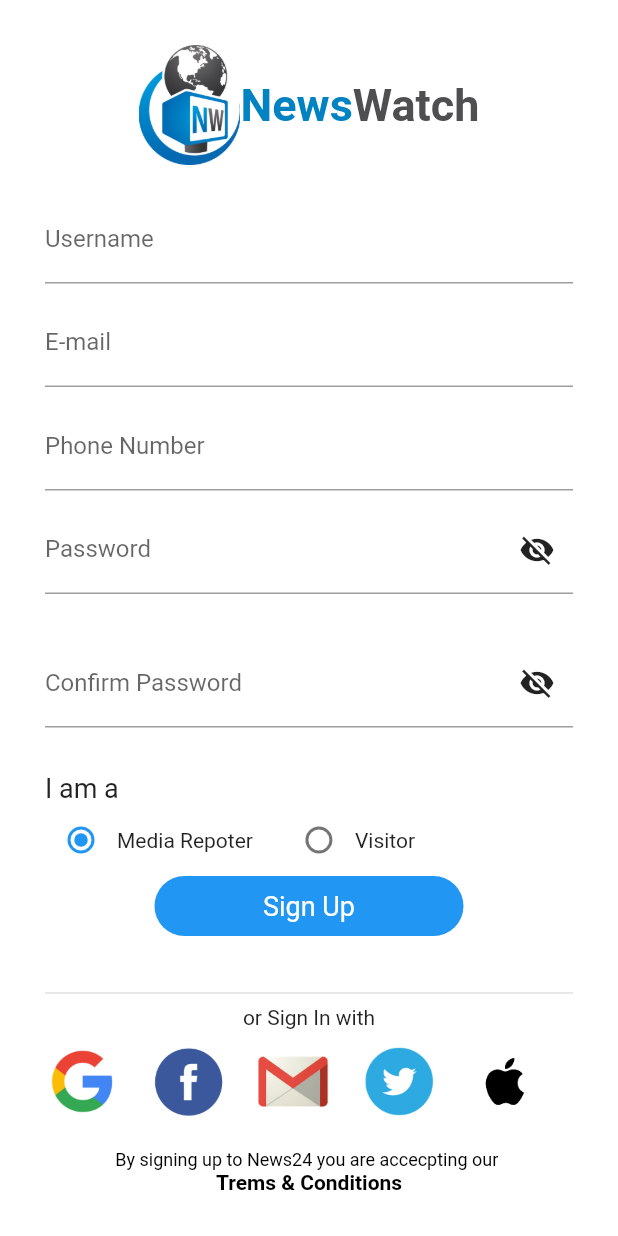
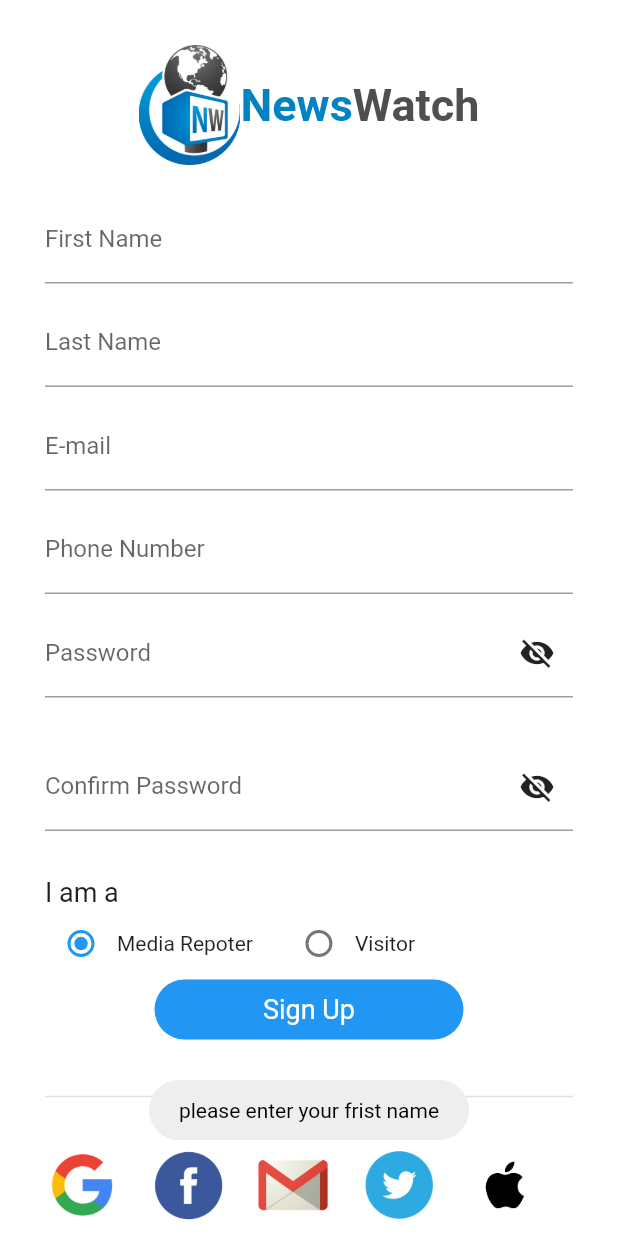
Before and after one commit to SoumitroKarmaker/News_App, a Flutter app: the screen it shows after launch, after a tap on "Sign Up", on a phone screen of 412 x 824 dp. Run offline on Flutter 3.47's test engine with Material 2 defaults, Android fonts, the phone set to English and light mode, and no system bars; drawn by our look-alikes of nb_utils; our stand-ins replace flutter_easyloading.

Commit message:
15 Commit

```diff
--- a/lib/const_data/server_config.dart
+++ b/lib/const_data/server_config.dart
@@ -1,5 +1,5 @@
 class Config {
-  static const srever_url = 'http://maannews.maantechnology.com/api/';
-  static const sign_up_url = 'user_register';
-  static const sign_in_url = 'user_login';
+  static const sreverUrl = 'http://maannews.maantechnology.com/api/';
+  static const signUpUrl = 'user_register';
+  static const signInUrl = 'user_login';
 }
--- a/lib/screens/sign_up.dart
+++ b/lib/screens/sign_up.dart
@@ -1,5 +1,7 @@
 import 'package:flutter/material.dart';
+import 'package:flutter_easyloading/flutter_easyloading.dart';
 import 'package:nb_utils/nb_utils.dart';
+import 'package:news_app/reposetory/auth_repo.dart';
 import 'package:news_app/screens/sign_in.dart';
 
 import '../const_data/colors.dart';
@@ -13,11 +15,14 @@ class SignUP extends StatefulWidget {
 
 class _SignUPState extends State<SignUP> {
   int _value = 1;
-  TextEditingController userNameController = TextEditingController();
+  TextEditingController fristNameController = TextEditingController();
+  TextEditingController lastNameController = TextEditingController();
   TextEditingController emailController = TextEditingController();
   TextEditingController phoneNumberController = TextEditingController();
   TextEditingController passwordController = TextEditingController();
   TextEditingController confirmPasswordController = TextEditingController();
+
+  final AuthRepo _authRepo = AuthRepo();
 
   @override
   Widget build(BuildContext context) {
@@ -57,9 +62,17 @@ class _SignUPState extends State<SignUP> {
                   height: 20,
                 ),
                 AppTextField(
-                  controller: userNameController,
+                  controller: fristNameController,
                   textFieldType: TextFieldType.NAME,
-                  decoration: InputDecoration(label: Text('Username')),
+                  decoration: InputDecoration(label: Text('First Name')),
+                ),
+                SizedBox(
+                  height: 10,
+                ),
+                AppTextField(
+                  controller: lastNameController,
+                  textFieldType: TextFieldType.NAME,
+                  decoration: InputDecoration(label: Text('Last Name')),
                 ),
                 SizedBox(
                   height: 10,
@@ -151,7 +164,40 @@ class _SignUPState extends State<SignUP> {
                     'Sign Up',
                     style: TextStyle(color: Colors.white, fontSize: 18),
                   )),
-                ).onTap(() {}),
+                ).onTap(() async {
+                  if (fristNameController.text.isEmpty) {
+                    toast('please enter your frist name');
+                  } else if (lastNameController.text.isEmpty) {
+                    toast('please enter your last name');
+                  } else if (emailController.text.isEmpty) {
+                    toast('please enter your e-mail address');
+                  } else if (phoneNumberController.text.isEmpty) {
+                    toast('please enter your phone number');
+                  } else if (passwordController.text.isEmpty) {
+                    toast('please enter your password');
+                  } else if (passwordController.text.length < 6) {
+                    toast('password is too sort');
+                  } else if (confirmPasswordController.text.isEmpty) {
+                    toast('please enter your confirm password');
+                  } else {
+                    try {
+                      bool status = await _authRepo.signUpwithEmail(
+                          fristNameController.text,
+                          lastNameController.text,
+                          emailController.text,
+                          phoneNumberController.text,
+                          passwordController.text,
+                          confirmPasswordController.text);
+                      if(status){
+                        EasyLoading.showSuccess('Sign up successful');
+                      }else{
+                        EasyLoading.showError('somthing went wrong please try again');
+                      }
+                    } catch (e) {
+                      EasyLoading.showError(e.toString());
+                    }
+                  }
+                }),
                 SizedBox(
                   height: 30,
                 ),
```
Also changed, not shown: lib/reposetory/auth_repo.dart (+23 -8 lines).
